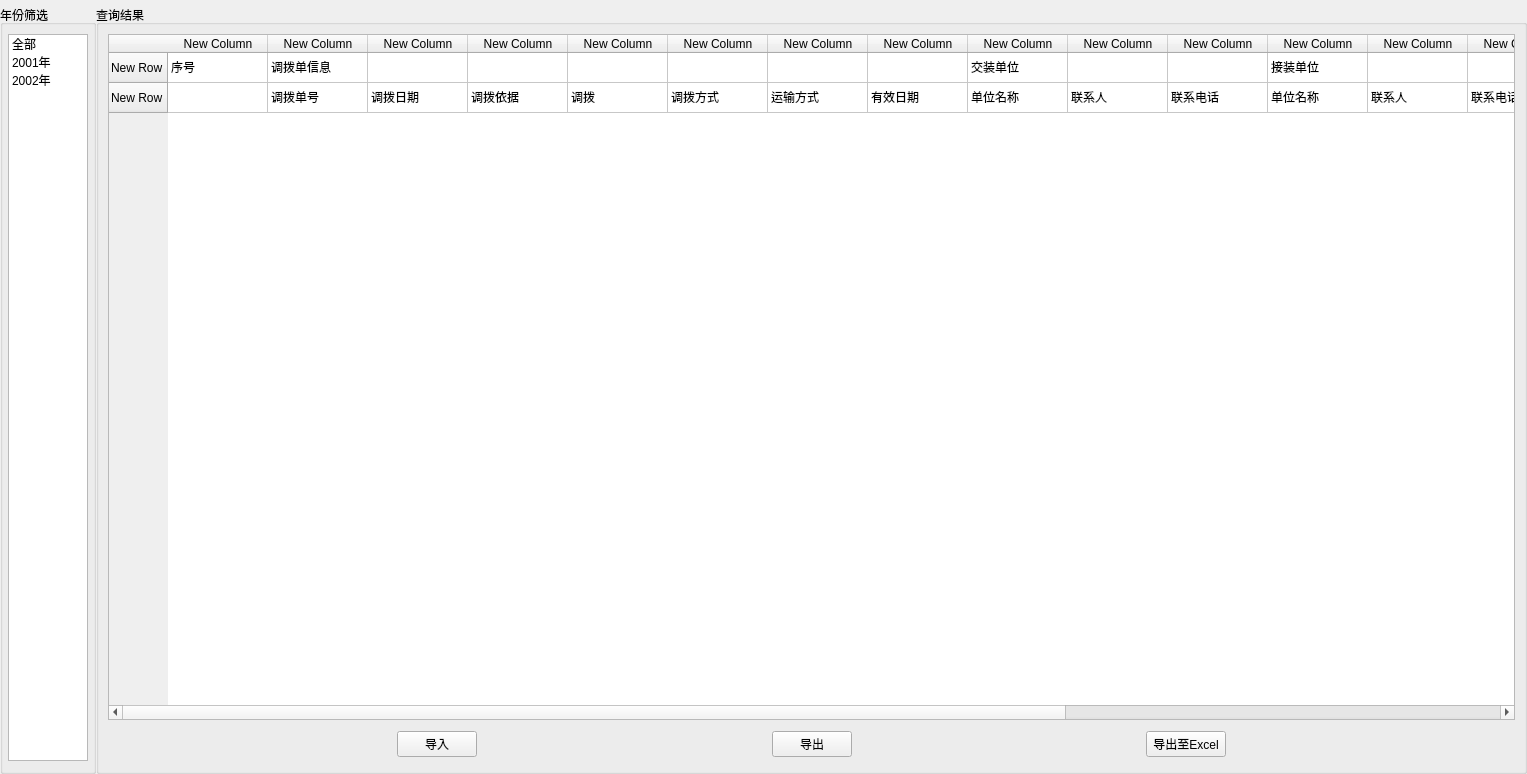
This is widgets/alocatMange/rocketTransfer.ui in Belos10/Equip as Qt 5 draws it before an edit. The edited form follows.
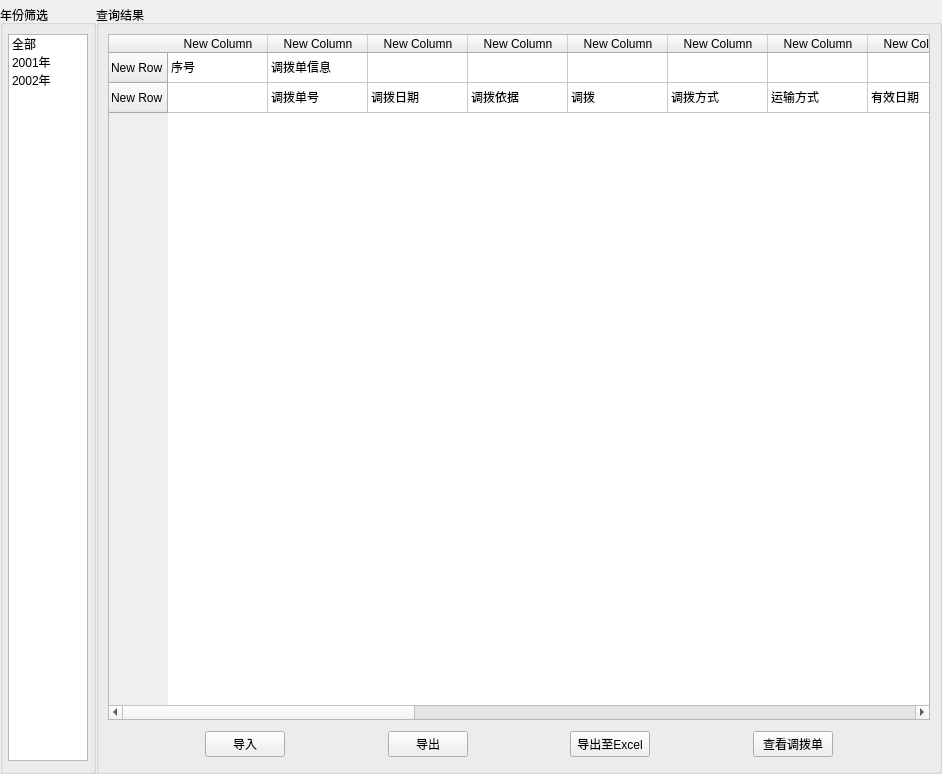
This is the edited form.

Patch:
```diff
--- a/widgets/alocatMange/rocketTransfer.ui
+++ b/widgets/alocatMange/rocketTransfer.ui
@@ -6,7 +6,7 @@
    <rect>
     <x>0</x>
     <y>0</y>
-    <width>1527</width>
+    <width>942</width>
     <height>774</height>
    </rect>
   </property>
@@ -457,6 +457,26 @@
           </property>
          </spacer>
         </item>
+        <item>
+         <widget class="QPushButton" name="pb_showRocket">
+          <property name="text">
+           <string>查看调拨单</string>
+          </property>
+         </widget>
+        </item>
+        <item>
+         <spacer name="horizontalSpacer_5">
+          <property name="orientation">
+           <enum>Qt::Horizontal</enum>
+          </property>
+          <property name="sizeHint" stdset="0">
+           <size>
+            <width>40</width>
+            <height>20</height>
+           </size>
+          </property>
+         </spacer>
+        </item>
        </layout>
       </item>
      </layout>
```
